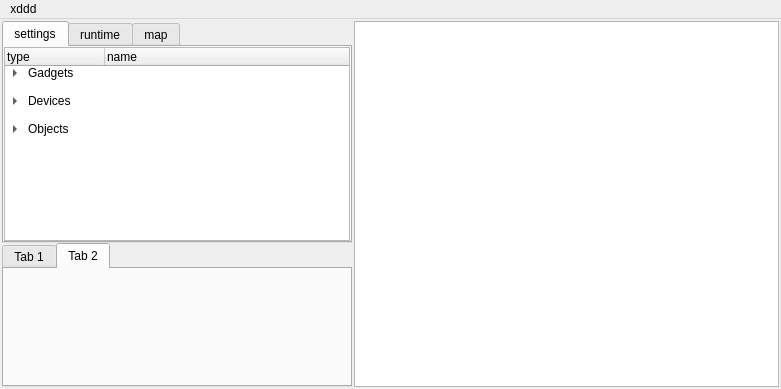
First picture: the form in simulator/simulator/mainwindow.ui, repository yart-group/yart, before the edit.
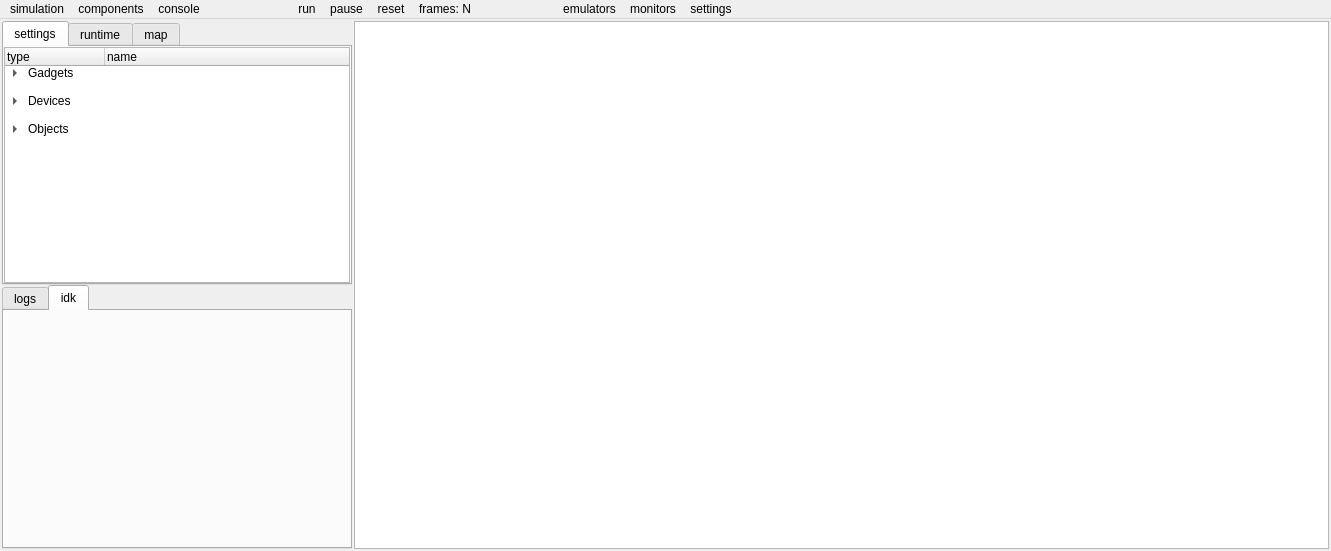
Second picture: the form after the edit. The open tabs and pages were chosen to show the change.

Commit message: do something with sim .ui and diagram.xmi (uml)

```diff
--- a/simulator/simulator/mainwindow.ui
+++ b/simulator/simulator/mainwindow.ui
@@ -6,8 +6,8 @@
    <rect>
     <x>0</x>
     <y>0</y>
-    <width>781</width>
-    <height>389</height>
+    <width>1331</width>
+    <height>551</height>
    </rect>
   </property>
   <property name="windowTitle">
@@ -255,12 +255,12 @@
          </property>
          <widget class="QWidget" name="tab">
           <attribute name="title">
-           <string>Tab 1</string>
+           <string>logs</string>
           </attribute>
          </widget>
          <widget class="QWidget" name="tab_2">
           <attribute name="title">
-           <string>Tab 2</string>
+           <string>idk</string>
           </attribute>
           <zorder>controlTabWidget</zorder>
          </widget>
@@ -300,16 +300,90 @@
     <rect>
      <x>0</x>
      <y>0</y>
-     <width>781</width>
+     <width>1331</width>
      <height>19</height>
     </rect>
    </property>
    <widget class="QMenu" name="menuXddd">
     <property name="title">
-     <string>xddd</string>
+     <string>simulation</string>
+    </property>
+    <addaction name="actionnew"/>
+    <addaction name="actionopen"/>
+    <addaction name="actionsave"/>
+   </widget>
+   <widget class="QMenu" name="menucomponents">
+    <property name="title">
+     <string>components</string>
+    </property>
+    <addaction name="actionmanage"/>
+    <addaction name="actionload"/>
+    <addaction name="actionunload"/>
+   </widget>
+   <widget class="QMenu" name="menuconsole">
+    <property name="title">
+     <string>console</string>
+    </property>
+    <addaction name="actionshow"/>
+    <addaction name="actionsettings"/>
+   </widget>
+   <widget class="QMenu" name="menupause">
+    <property name="title">
+     <string>pause</string>
+    </property>
+   </widget>
+   <widget class="QMenu" name="menureset">
+    <property name="title">
+     <string>reset</string>
+    </property>
+   </widget>
+   <widget class="QMenu" name="menuemulators">
+    <property name="title">
+     <string>emulators</string>
+    </property>
+   </widget>
+   <widget class="QMenu" name="menuminitors">
+    <property name="title">
+     <string>monitors</string>
+    </property>
+   </widget>
+   <widget class="QMenu" name="menurun">
+    <property name="title">
+     <string>run</string>
+    </property>
+   </widget>
+   <widget class="QMenu" name="menu">
+    <property name="title">
+     <string>                     </string>
+    </property>
+   </widget>
+   <widget class="QMenu" name="menu_2">
+    <property name="title">
+     <string>                   </string>
+    </property>
+   </widget>
+   <widget class="QMenu" name="menutime">
+    <property name="title">
+     <string>frames: N</string>
+    </property>
+   </widget>
+   <widget class="QMenu" name="menusettings">
+    <property name="title">
+     <string>settings</string>
     </property>
    </widget>
    <addaction name="menuXddd"/>
+   <addaction name="menucomponents"/>
+   <addaction name="menuconsole"/>
+   <addaction name="menu"/>
+   <addaction name="menurun"/>
+   <addaction name="menupause"/>
+   <addaction name="menureset"/>
+   <addaction name="menutime"/>
+   <addaction name="menu_2"/>
+   <addaction name="menuemulators"/>
+   <addaction name="menuminitors"/>
+   <addaction name="menusettings"/>
   </widget>
  </widget>
  <layoutdefault spacing="6" margin="11"/>
```
Left out of the diff: 44 changed lines with no effect on the pictures. The commit also changes 1 other file.
